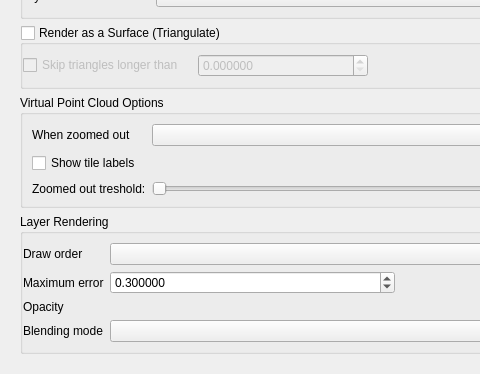
The window that src/ui/pointcloud/qgspointcloudrendererpropsdialogbase.ui (qgis/QGIS) describes before a commit, drawn with Qt 5; both pictures show x 0 to 480 and y 244 to 618 of the 569 by 618 pixel window.
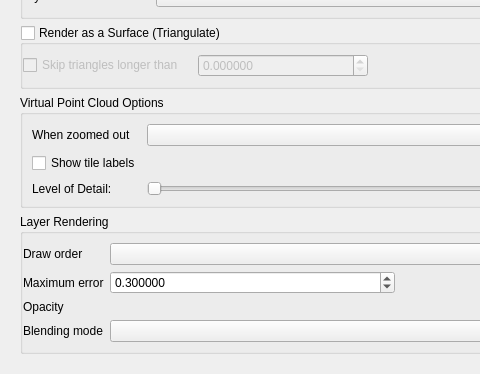
The same window after the commit. Custom widgets are drawn as their Qt base class.

Commit message: adjust label text

```diff
--- a/src/ui/pointcloud/qgspointcloudrendererpropsdialogbase.ui
+++ b/src/ui/pointcloud/qgspointcloudrendererpropsdialogbase.ui
@@ -198,7 +198,7 @@
           <item row="2" column="0">
            <widget class="QLabel" name="label_4">
             <property name="text">
-             <string>Zoomed out treshold:</string>
+             <string>Level of Detail:</string>
             </property>
            </widget>
           </item>
```
The commit also changes 1 other file.
